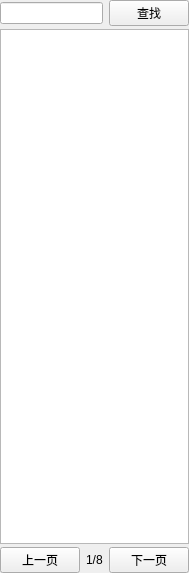
Above: src/run/pc_manage/devtree/cdevlistwidget.ui from headson/isaws before the change. Below: the same form after it.
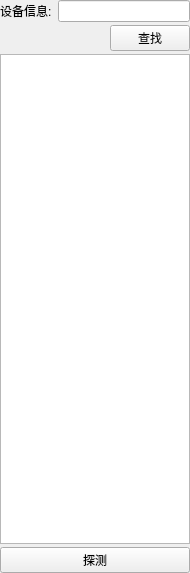
That is the form after the change.

What changed in the file:
```diff
--- a/src/run/pc_manage/devtree/cdevlistwidget.ui
+++ b/src/run/pc_manage/devtree/cdevlistwidget.ui
@@ -6,10 +6,22 @@
    <rect>
     <x>0</x>
     <y>0</y>
-    <width>182</width>
+    <width>190</width>
     <height>573</height>
    </rect>
   </property>
+  <property name="minimumSize">
+   <size>
+    <width>190</width>
+    <height>0</height>
+   </size>
+  </property>
+  <property name="maximumSize">
+   <size>
+    <width>190</width>
+    <height>16777215</height>
+   </size>
+  </property>
   <property name="windowTitle">
    <string>CDevListWidget</string>
   </property>
@@ -31,9 +43,33 @@
    </property>
    <item row="0" column="0">
     <layout class="QHBoxLayout" name="horizontalLayout_2">
+     <item>
+      <widget class="QLabel" name="label">
+       <property name="text">
+        <string>设备信息:</string>
+       </property>
+      </widget>
+     </item>
      <item>
       <widget class="QLineEdit" name="find_edit_"/>
      </item>
+    </layout>
+   </item>
+   <item row="1" column="0">
+    <layout class="QHBoxLayout" name="horizontalLayout_3">
+     <item>
+      <spacer name="horizontalSpacer">
+       <property name="orientation">
+        <enum>Qt::Horizontal</enum>
+       </property>
+       <property name="sizeHint" stdset="0">
+        <size>
+         <width>40</width>
+         <height>20</height>
+        </size>
+       </property>
+      </spacer>
+     </item>
      <item>
       <widget class="QPushButton" name="find_button_">
        <property name="text">
@@ -46,7 +82,7 @@
      </item>
     </layout>
    </item>
-   <item row="1" column="0">
+   <item row="2" column="0">
     <widget class="QListWidget" name="dev_list_">
      <property name="sizePolicy">
       <sizepolicy hsizetype="Preferred" vsizetype="Expanding">
@@ -65,30 +101,12 @@
      </property>
     </widget>
    </item>
-   <item row="2" column="0">
-    <layout class="QHBoxLayout" name="horizontalLayout">
-     <item>
-      <widget class="QPushButton" name="prev_button_">
-       <property name="text">
-        <string>上一页</string>
-       </property>
-      </widget>
-     </item>
-     <item>
-      <widget class="QLabel" name="page_label_">
-       <property name="text">
-        <string>1/8</string>
-       </property>
-      </widget>
-     </item>
-     <item>
-      <widget class="QPushButton" name="next_button_">
-       <property name="text">
-        <string>下一页</string>
-       </property>
-      </widget>
-     </item>
-    </layout>
+   <item row="3" column="0">
+    <widget class="QPushButton" name="detect_button_">
+     <property name="text">
+      <string>探测</string>
+     </property>
+    </widget>
    </item>
   </layout>
  </widget>
```
